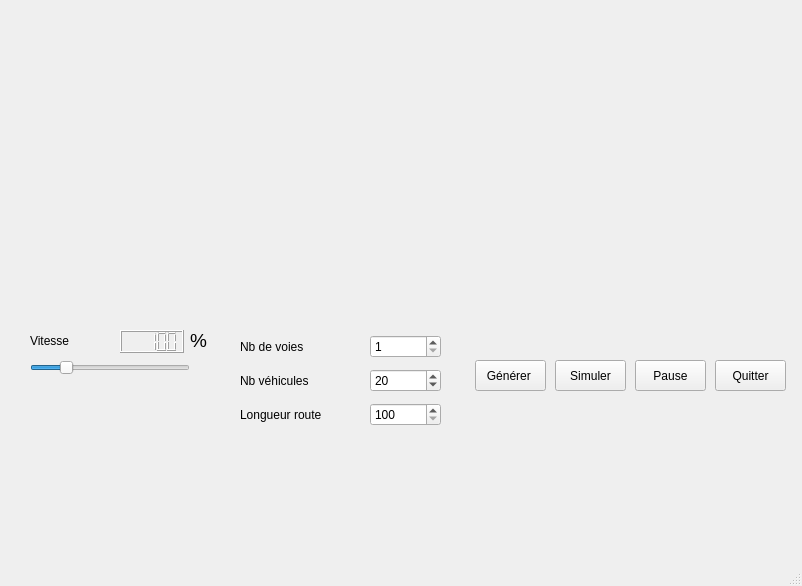
Old version of the form ihm.ui in the repository Clem103/Projet_info_embouteillage.
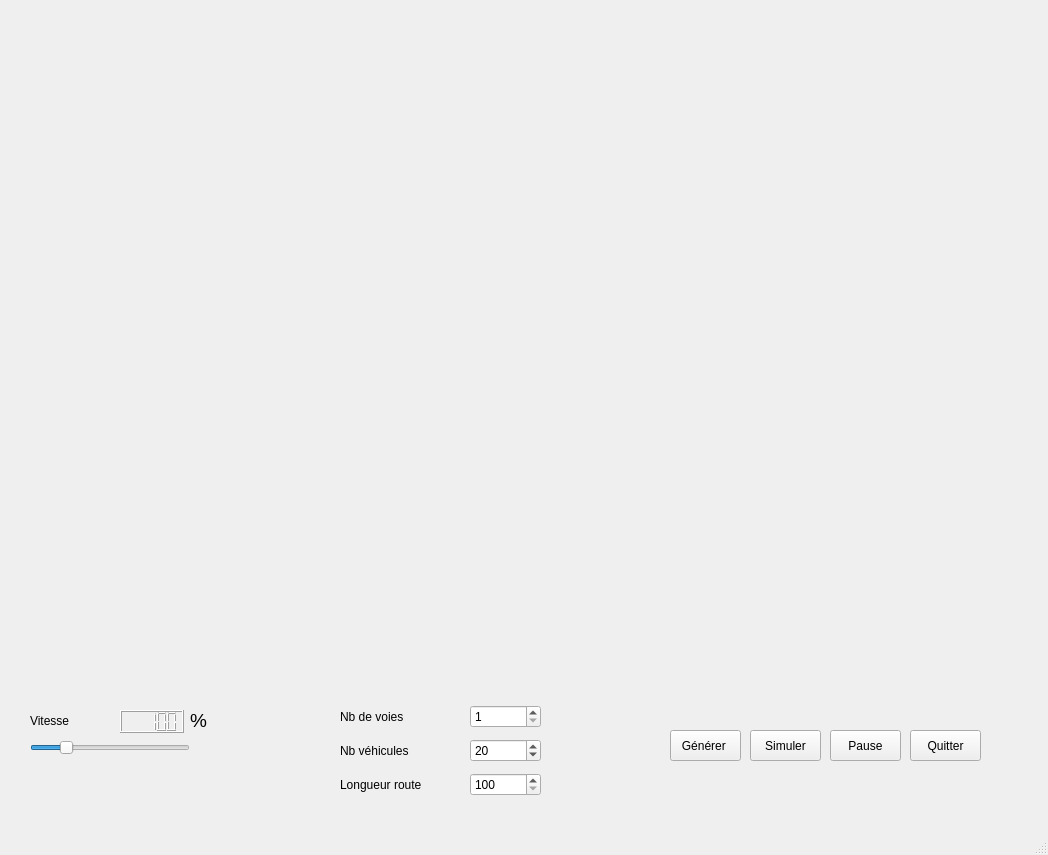
New version of the form.

Patch:
```diff
--- a/ihm.ui
+++ b/ihm.ui
@@ -6,8 +6,8 @@
    <rect>
     <x>0</x>
     <y>0</y>
-    <width>802</width>
-    <height>586</height>
+    <width>1048</width>
+    <height>855</height>
    </rect>
   </property>
   <property name="windowTitle">
@@ -19,16 +19,16 @@
      <rect>
       <x>20</x>
       <y>10</y>
-      <width>771</width>
-      <height>301</height>
+      <width>971</width>
+      <height>661</height>
      </rect>
     </property>
    </widget>
    <widget class="QPushButton" name="bouton_simu">
     <property name="geometry">
      <rect>
-      <x>555</x>
-      <y>360</y>
+      <x>750</x>
+      <y>730</y>
       <width>71</width>
       <height>31</height>
      </rect>
@@ -40,8 +40,8 @@
    <widget class="QPushButton" name="bouton_pause">
     <property name="geometry">
      <rect>
-      <x>635</x>
-      <y>360</y>
+      <x>830</x>
+      <y>730</y>
       <width>71</width>
       <height>31</height>
      </rect>
@@ -53,8 +53,8 @@
    <widget class="QPushButton" name="bouton_quitter">
     <property name="geometry">
      <rect>
-      <x>715</x>
-      <y>360</y>
+      <x>910</x>
+      <y>730</y>
       <width>71</width>
       <height>31</height>
      </rect>
@@ -67,7 +67,7 @@
     <property name="geometry">
      <rect>
       <x>30</x>
-      <y>360</y>
+      <y>740</y>
       <width>160</width>
       <height>16</height>
      </rect>
@@ -89,7 +89,7 @@
     <property name="geometry">
      <rect>
       <x>30</x>
-      <y>330</y>
+      <y>710</y>
       <width>61</width>
       <height>21</height>
      </rect>
@@ -101,8 +101,8 @@
    <widget class="QPushButton" name="bouton_gen">
     <property name="geometry">
      <rect>
-      <x>475</x>
-      <y>360</y>
+      <x>670</x>
+      <y>730</y>
       <width>71</width>
       <height>31</height>
      </rect>
@@ -115,7 +115,7 @@
     <property name="geometry">
      <rect>
       <x>120</x>
-      <y>330</y>
+      <y>710</y>
       <width>64</width>
       <height>23</height>
      </rect>
@@ -127,8 +127,8 @@
    <widget class="QWidget" name="layoutWidget">
     <property name="geometry">
      <rect>
-      <x>240</x>
-      <y>330</y>
+      <x>340</x>
+      <y>700</y>
       <width>201</width>
       <height>101</height>
      </rect>
@@ -212,7 +212,7 @@
     <property name="geometry">
      <rect>
       <x>190</x>
-      <y>330</y>
+      <y>710</y>
       <width>47</width>
       <height>21</height>
      </rect>
```
Left out of the diff: 2 changed lines with no effect on the pictures.
